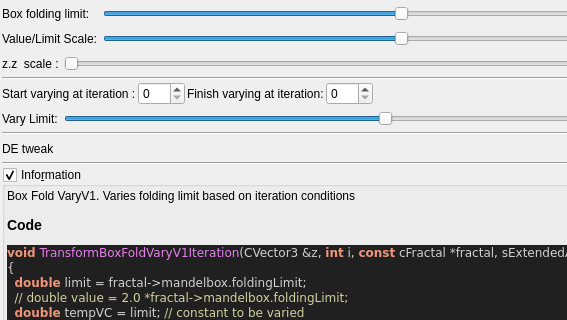
Before: the Qt Designer form mandelbulber2/qt_data/fractal_transf_box_fold_varyV1.ui in buddhi1980/mandelbulber2, drawn with Qt 5; both pictures show x 0 to 567 and y 0 to 320 of the 799 by 1122 pixel window.
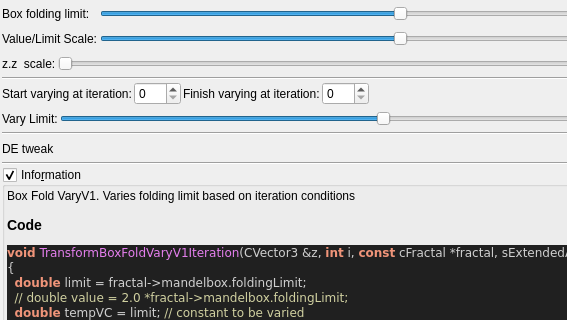
After: the same form once the commit is applied. Custom widgets are drawn as their Qt base class.

```diff
--- a/mandelbulber2/qt_data/fractal_transf_box_fold_varyV1.ui
+++ b/mandelbulber2/qt_data/fractal_transf_box_fold_varyV1.ui
@@ -118,7 +118,7 @@
        <item row="1" column="0">
         <widget class="QLabel" name="label_172">
          <property name="text">
-          <string>z.z  scale : </string>
+          <string>z.z  scale:</string>
          </property>
         </widget>
        </item>
@@ -155,7 +155,7 @@
      <item row="1" column="0">
       <widget class="QLabel" name="label_48">
        <property name="text">
-        <string>Value/Limit Scale: </string>
+        <string>Value/Limit Scale:</string>
        </property>
       </widget>
      </item>
@@ -261,7 +261,7 @@
      <item row="1" column="0">
       <widget class="QLabel" name="label_177">
        <property name="text">
-        <string>Vary Limit: </string>
+        <string>Vary Limit:</string>
        </property>
       </widget>
      </item>
@@ -344,7 +344,7 @@
        <item row="0" column="0">
         <widget class="QLabel" name="label_171">
          <property name="text">
-          <string>Start varying at iteration :</string>
+          <string>Start varying at iteration:</string>
          </property>
         </widget>
        </item>
```
